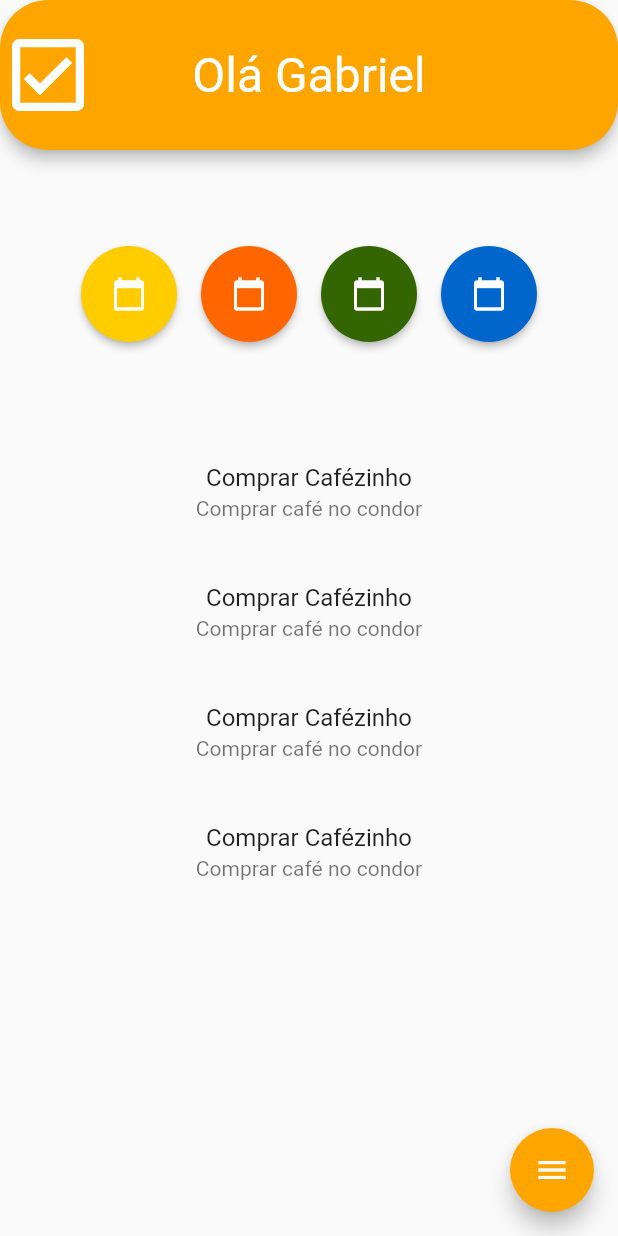
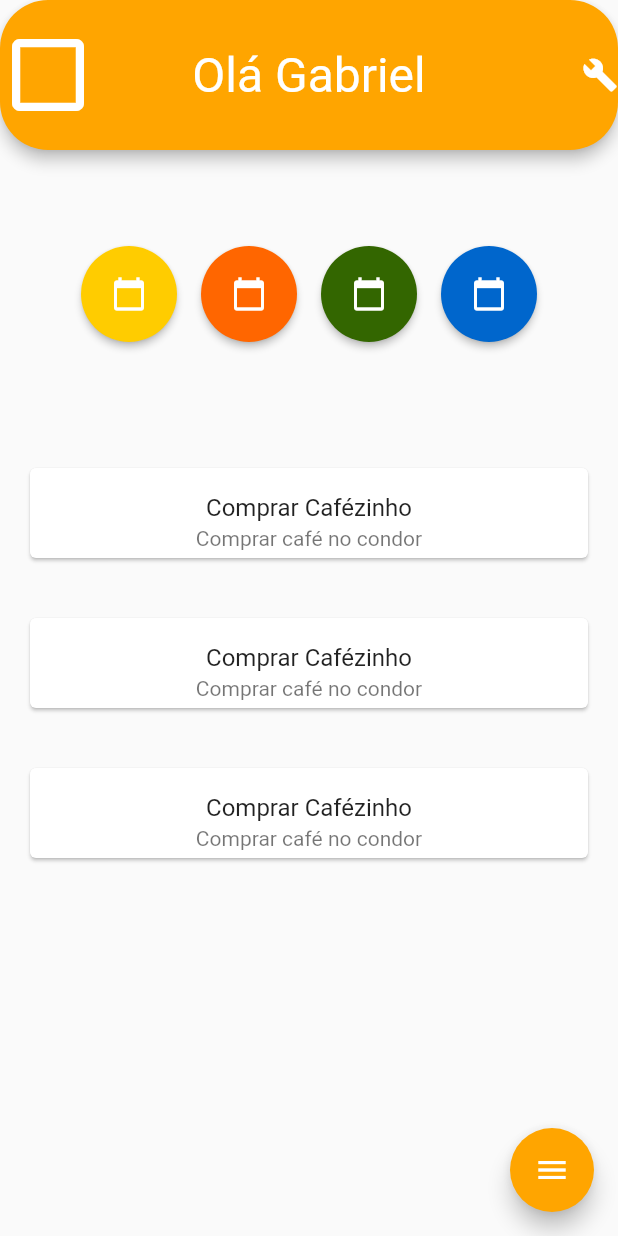
Before and after one commit to Gabriel-Donizetti/TodoTaskManager, a Flutter app: the screen it shows after launch, on a phone screen of 412 x 824 dp. Run offline on Flutter 3.47's test engine with Material 2 defaults, Android fonts, the phone set to English and light mode, and no system bars; our stand-ins replace hexcolor.

Commit message:
parcial-list-implementarion

```diff
--- a/lib/app/screens/home/components/list_tasks.dart
+++ b/lib/app/screens/home/components/list_tasks.dart
@@ -13,8 +13,12 @@
   Widget build(BuildContext context) {
     return ListView.builder(itemBuilder: (context, index) {
       return Container(
-        height: 80,
+        decoration: BoxDecoration(),
+        height: 100,
         width: 100,
+        padding: EdgeInsets.all(16),
+        child: Card(
+          borderOnForeground: true,
           child: ListTile(
             title: Text(
               'Comprar Cafézinho',
@@ -25,6 +29,7 @@
               textAlign: TextAlign.center,
             ),
           ),
+        ),
       );
     });
   }
--- a/lib/app/screens/home/home_widget.dart
+++ b/lib/app/screens/home/home_widget.dart
@@ -3,6 +3,7 @@
 import 'package:todotaskmanager/app/screens/home/components/button_menu.dart';
 import 'package:todotaskmanager/app/screens/home/components/list_tasks.dart';
 import 'package:todotaskmanager/app/screens/home/components/tasks_filters_widget.dart';
+import 'package:todotaskmanager/app/widgets/appBar_widget.dart';
 //import 'package:todotask_app/app/screens/home/components/tasks_filters.dart';
 
 class HomeWidget extends StatefulWidget {
@@ -21,7 +22,7 @@
             borderRadius: BorderRadius.all(Radius.circular(32))),
         backgroundColor: HexColor("#FFA500"),
         leading: Icon(
-          Icons.check_box_outlined,
+          Icons.check_box_outline_blank,
           size: 64,
         ),
         toolbarHeight: 100,
@@ -31,6 +32,7 @@
           'Olá Gabriel',
           style: TextStyle(fontSize: 32),
         ),
+        actions: [Icon(Icons.build)],
       ),
       body: Container(
         child: Center(
```
Also changed, not shown: lib/app/widgets/appBar_widget.dart (added, +33 -0 lines), 1 other file. Lines whose indentation alone changed are shown as unchanged.
